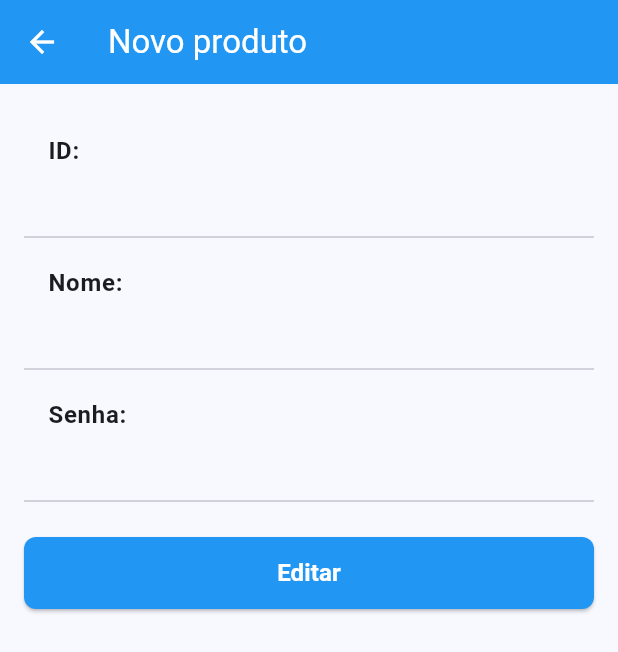
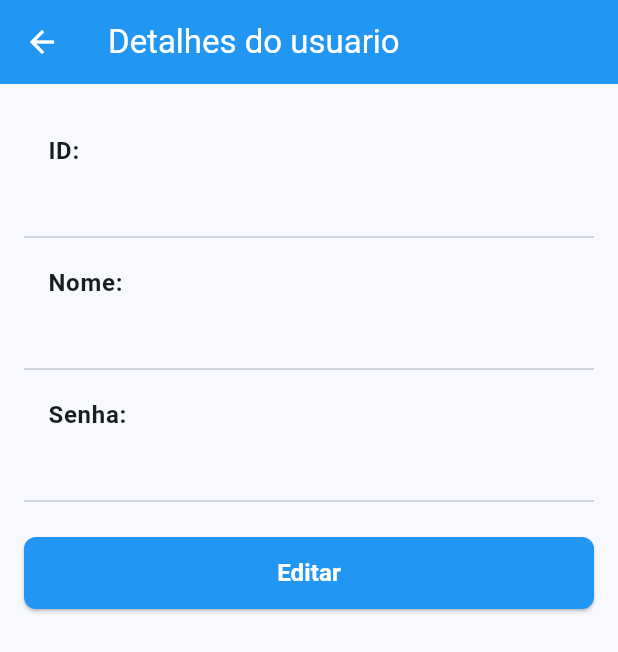
Before and after one commit to otaviohenrique1/app_lista_produtos, a Flutter app: the DetalhesUsuario screen opened directly with empty values, on a phone screen of 412 x 824 dp. Shown: the top 652 px of the screen. Run offline on Flutter 3.47's test engine with Material 2 defaults, Android fonts, the phone set to English and light mode, and no system bars; our stand-ins replace sqflite; accounts and stored records are empty.

Commit message:
commit 19

```diff
--- a/lib/pages/detalhes_produto.dart
+++ b/lib/pages/detalhes_produto.dart
@@ -38,7 +38,7 @@ class _DetalhesProdutoState extends State<DetalhesProduto> {
 
     return Scaffold(
       appBar: AppBar(
-        title: const Text("Novo produto"),
+        title: const Text("Detalhes do produto"),
       ),
       body: SingleChildScrollView(
         child: Padding(
--- a/lib/pages/detalhes_usuario.dart
+++ b/lib/pages/detalhes_usuario.dart
@@ -33,7 +33,7 @@ class _DetalhesUsuarioState extends State<DetalhesUsuario> {
 
     return Scaffold(
       appBar: AppBar(
-        title: const Text("Novo produto"),
+        title: const Text("Detalhes do usuario"),
       ),
       body: SingleChildScrollView(
         child: Padding(
--- a/lib/pages/editar_produto.dart
+++ b/lib/pages/editar_produto.dart
@@ -112,7 +112,7 @@ class _EditarProdutoState extends State<EditarProduto> {
 
     return Scaffold(
       appBar: AppBar(
-        title: const Text("Novo produto"),
+        title: const Text("Editar produto"),
       ),
       body: SingleChildScrollView(
         child: Padding(
```
